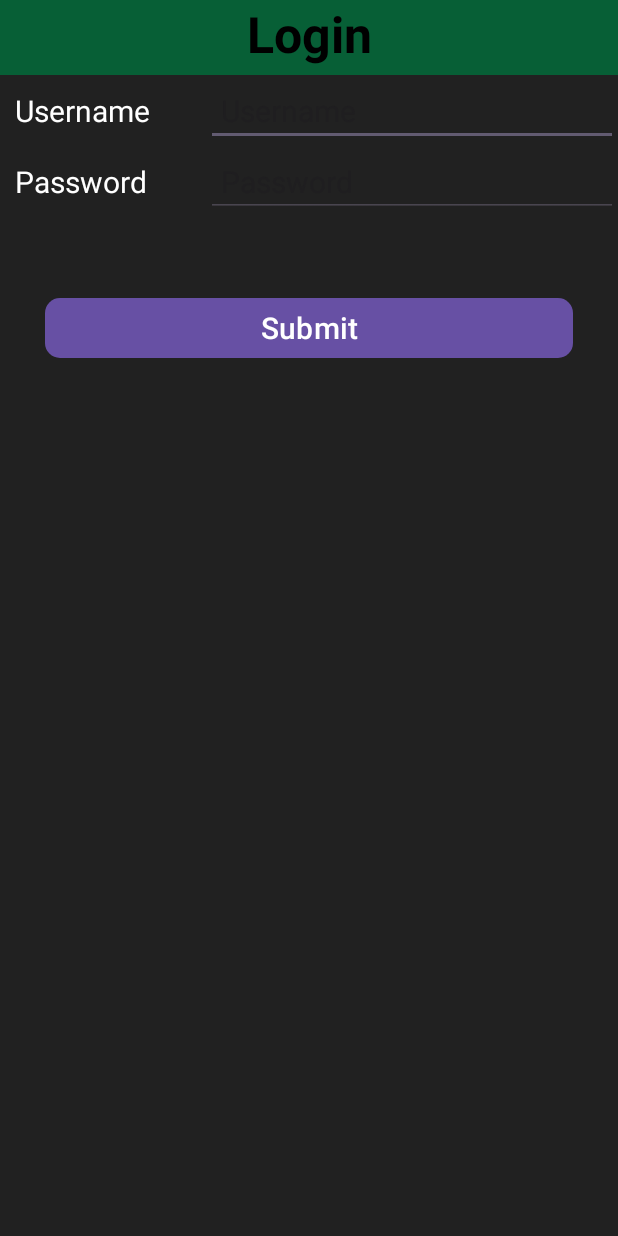
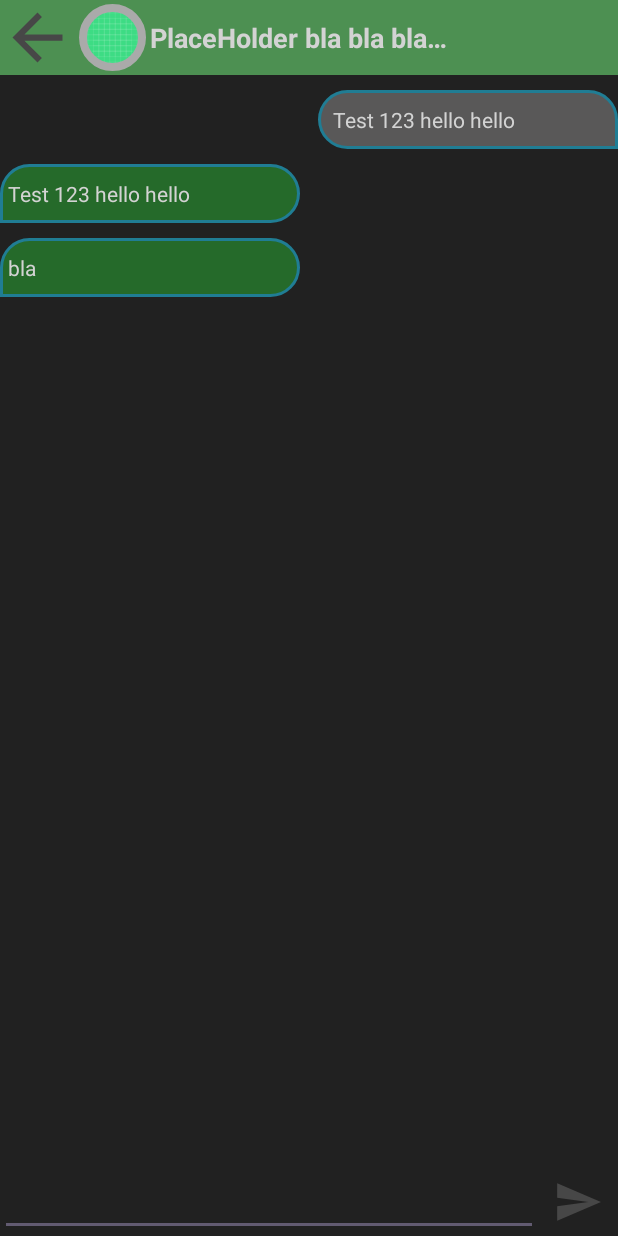
Before and after one commit to YoavNahumus/AP2-4, an Android app: the screen it shows after launch (MainActivity before the commit, ChatActivity after it), on a phone screen of 412 x 824 dp. Run offline under Robolectric (Android 15) with nearby library versions, the phone set to English and light mode, and no system bars; Roboto replaces fonts that are not available here.

Commit message:
Chat activity UI and color and ui improvments, and programmaticly add messeges

```diff
--- a/app/src/main/AndroidManifest.xml
+++ b/app/src/main/AndroidManifest.xml
@@ -17,7 +17,7 @@
         tools:targetApi="31">
         <activity
             android:name=".ChatActivity"
-            android:exported="false" />
+            android:exported="true" />
         <activity
             android:name=".MainActivity"
             android:exported="true">
--- a/app/src/main/java/com/example/ap2_4/ChatActivity.java
+++ b/app/src/main/java/com/example/ap2_4/ChatActivity.java
@@ -2,13 +2,42 @@ package com.example.ap2_4;
 
 import androidx.appcompat.app.AppCompatActivity;
 
+import android.content.Context;
 import android.os.Bundle;
+
+import android.view.LayoutInflater;
+import android.widget.LinearLayout;
+import android.widget.TextView;
 
 public class ChatActivity extends AppCompatActivity {
 
+    LinearLayout msg_container;
+    LayoutInflater inflater;
     @Override
     protected void onCreate(Bundle savedInstanceState) {
         super.onCreate(savedInstanceState);
         setContentView(R.layout.activity_chat);
+        msg_container = findViewById(R.id.message_container);
+
+
+        inflater = getLayoutInflater();
+
+        addLeftMessage("bla");
+    }
+
+    void addLeftMessage(String text){
+        LinearLayout msg_factory_layout = (LinearLayout) inflater.inflate(R.layout.massages , null);
+        TextView v = msg_factory_layout.findViewById(R.id.msg_left);
+        v.setText(text);
+        msg_factory_layout.removeAllViews();
+        msg_container.addView(v);
+    }
+
+    void addRightMessage(String text){
+        LinearLayout msg_factory_layout = (LinearLayout) inflater.inflate(R.layout.massages , null);
+        TextView v = msg_factory_layout.findViewById(R.id.msg_right);
+        v.setText(text);
+        msg_factory_layout.removeAllViews();
+        msg_container.addView(v);
     }
 }
--- a/app/src/main/java/com/example/ap2_4/MainActivity.java
+++ b/app/src/main/java/com/example/ap2_4/MainActivity.java
@@ -2,6 +2,7 @@ package com.example.ap2_4;
 
 import androidx.appcompat.app.AppCompatActivity;
 
+import android.content.Intent;
 import android.os.Bundle;
 import android.view.View;
 import android.widget.EditText;
@@ -20,6 +21,9 @@ public class MainActivity extends AppCompatActivity {
         setContentView(R.layout.activity_main);
 
         findViewById(R.id.submit).setOnClickListener(this::login);
+
+        Intent i = new Intent(this, ChatActivity.class);
+        startActivity(i);
     }
 
     private void login(View v) {
--- a/app/src/main/res/layout/activity_chat.xml
+++ b/app/src/main/res/layout/activity_chat.xml
@@ -51,10 +51,12 @@
             android:layout_weight="1">
 
             <LinearLayout
-                android:id="@+id/container"
+                android:id="@+id/message_container"
                 android:layout_width="match_parent"
                 android:layout_height="wrap_content"
                 android:orientation="vertical">
+
+
 
                 <TextView
                     android:layout_width="200dp"
--- /dev/null
+++ b/app/src/main/res/layout/massages.xml
@@ -0,0 +1,34 @@
+<?xml version="1.0" encoding="utf-8"?>
+
+<LinearLayout xmlns:android="http://schemas.android.com/apk/res/android"
+    android:layout_width="match_parent"
+    android:layout_height="match_parent"
+    android:orientation="vertical">
+
+    <TextView
+        android:id="@+id/msg_right"
+        android:layout_width="200dp"
+        android:layout_height="wrap_content"
+        android:background="@drawable/message_bg_right"
+        android:paddingVertical="10dp"
+        android:paddingLeft="10dp"
+        android:paddingRight="5dp"
+        android:layout_marginTop="10dp"
+        android:text="Test 123 hello hello"
+        android:textColor="@color/white2"
+        android:layout_gravity="right"/>
+
+    <TextView
+        android:id="@+id/msg_left"
+        android:layout_width="200dp"
+        android:layout_height="wrap_content"
+        android:layout_marginTop="10dp"
+        android:background="@drawable/message_bg_left"
+        android:paddingVertical="10dp"
+        android:paddingRight="10dp"
+        android:paddingLeft="5dp"
+        android:text="Test 123 hello hello"
+        android:textColor="@color/white2"
+        android:layout_gravity="left"/>
+
+</LinearLayout>
--- a/app/src/main/res/values/colors.xml
+++ b/app/src/main/res/values/colors.xml
@@ -7,4 +7,8 @@
     <color name="greentop">#4D9052</color>
     <color name="msgsent">#256A2A</color>
     <color name="msgrecive">#595858</color>
+    <color name="light_blue_400">#FF29B6F6</color>
+    <color name="light_blue_600">#FF039BE5</color>
+    <color name="gray_400">#FFBDBDBD</color>
+    <color name="gray_600">#FF757575</color>
 </resources>
--- a/app/src/main/res/values/styles.xml
+++ b/app/src/main/res/values/styles.xml
@@ -5,4 +5,8 @@
         <item name="cornerFamily">rounded</item>
         <item name="cornerSize">50%</item>
     </style>
+
+    <style name="Widget.Theme.AP24.MyView" parent="">
+        <item name="android:background">@color/gray_400</item>
+    </style>
 </resources>
```
Also changed, not shown: app/src/main/res/values-night/styles.xml (added, +7 -0 lines).
